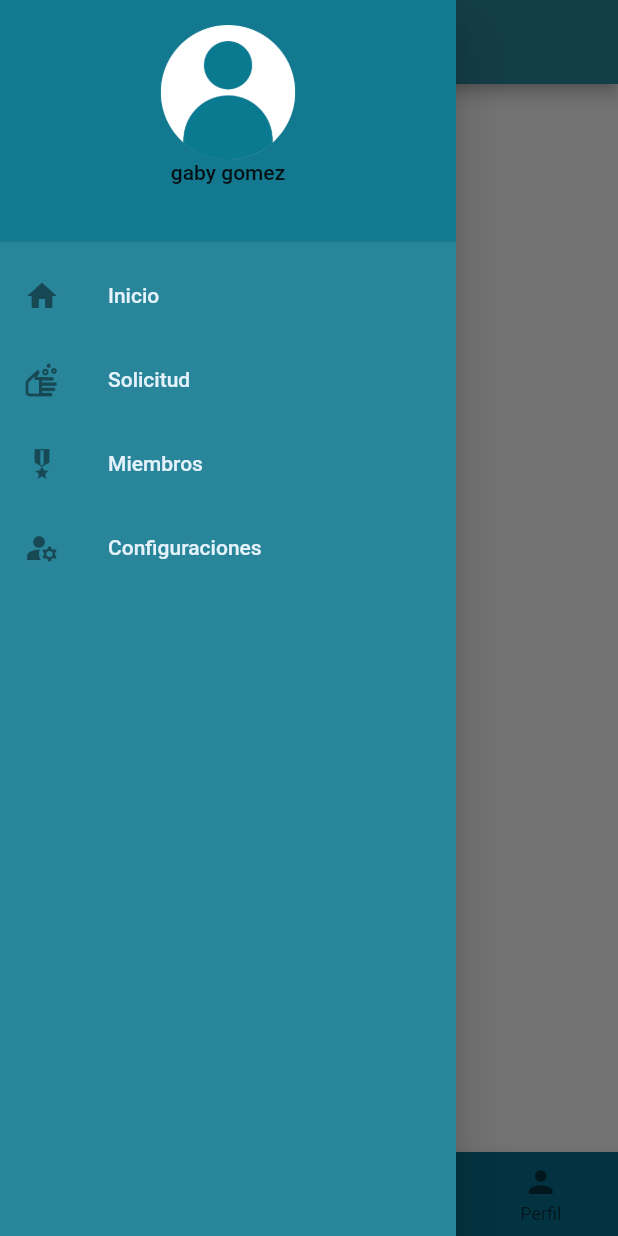
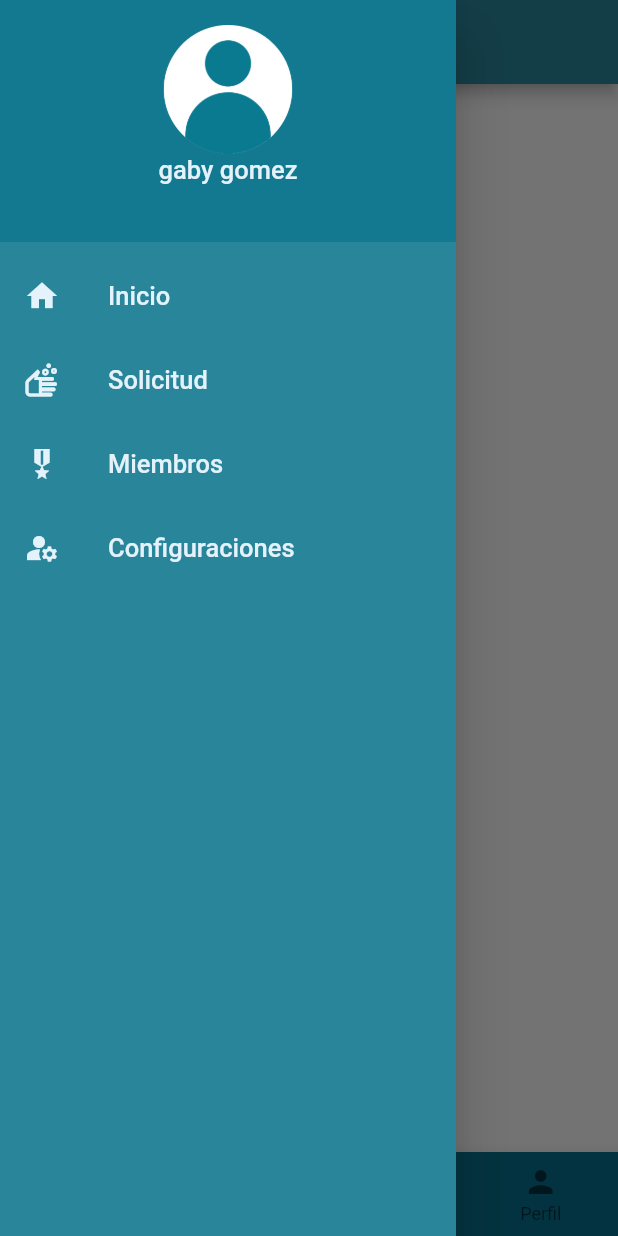
Before and after one commit to Francisco-Escobar99/JobServices, a Flutter app: the viewoptions screen opened directly, with the side drawer open, on a phone screen of 412 x 824 dp. Run offline on Flutter 3.47's test engine with Material 2 defaults, Android fonts, the phone set to English and light mode, and no system bars.

Commit message:
Actualizacion DetallesMenu2.0

```diff
--- a/lib/src/widgets/viewOptions.dart
+++ b/lib/src/widgets/viewOptions.dart
@@ -1,4 +1,5 @@
 // ignore_for_file: file_names
+
 import 'package:flutter/material.dart'
     show
         AppBar,
@@ -24,6 +25,7 @@ import 'package:flutter/material.dart'
         State,
         StatefulWidget,
         Text,
+        TextStyle,
         Widget;
 
 // ignore: camel_case_types
@@ -56,7 +58,10 @@ class _main_viewState extends State<viewoptions> {
                   Expanded(
                     child: Image.asset('assets/images/perfil2.png'),
                   ),
-                  const Text("gaby gomez"),
+                  const Text(
+                    "gaby gomez",
+                    style: TextStyle(fontSize: 17, color: Color(0xffe4f2fb)),
+                  ),
                   // ignore: prefer_const_constructors
                   SizedBox(
                     height: 30.0,
@@ -67,33 +72,59 @@ class _main_viewState extends State<viewoptions> {
             ListTile(
               tileColor: const Color(0xff29859a),
               selectedTileColor: const Color(0xf305718D),
-              leading: Icon(Icons.home),
-              title: Text("Inicio"),
-              textColor: Color(0xffe4f2fb),
+              leading: const Icon(
+                Icons.home,
+                color: Color(0xffe4f2fb),
+              ),
+              title: const Text(
+                "Inicio",
+                style: TextStyle(fontSize: 17),
+              ),
+              textColor: const Color(0xffe4f2fb),
               onTap: () {},
             ),
             ListTile(
               tileColor: const Color(0xff29859a),
               selectedTileColor: const Color(0xf305718D),
-              leading: Icon(Icons.soap_outlined),
-              title: Text("Solicitud"),
-              textColor: Color(0xffe4f2fb),
+              leading: const Icon(
+                Icons.soap_outlined,
+                color: Color(0xffe4f2fb),
+              ),
+              title: const Text(
+                "Solicitud",
+                style: TextStyle(fontSize: 17),
+              ),
+              textColor: const Color(0xffe4f2fb),
               onTap: () {},
             ),
             ListTile(
               tileColor: const Color(0xff29859a),
               selectedTileColor: const Color(0xf305718D),
-              leading: Icon(Icons.military_tech_sharp),
-              title: Text("Miembros"),
-              textColor: Color(0xffe4f2fb),
+              leading: const Icon(
+                Icons.military_tech_sharp,
+                color: Color(0xffe4f2fb),
+              ),
+              // ignore: prefer_const_constructors
+              title: Text(
+                "Miembros",
+                style: const TextStyle(fontSize: 17),
+              ),
+              textColor: const Color(0xffe4f2fb),
               onTap: () {},
             ),
             ListTile(
               tileColor: const Color(0xff29859a),
               selectedTileColor: const Color(0xf305718D),
-              leading: Icon(Icons.manage_accounts),
-              title: Text("Configuraciones"),
-              textColor: Color(0xffe4f2fb),
+              leading: const Icon(
+                Icons.manage_accounts,
+                color: Color(0xffe4f2fb),
+              ),
+              // ignore: prefer_const_constructors
+              title: Text(
+                "Configuraciones",
+                style: const TextStyle(fontSize: 17),
+              ),
+              textColor: const Color(0xffe4f2fb),
               onTap: () {},
             ),
           ],
```
